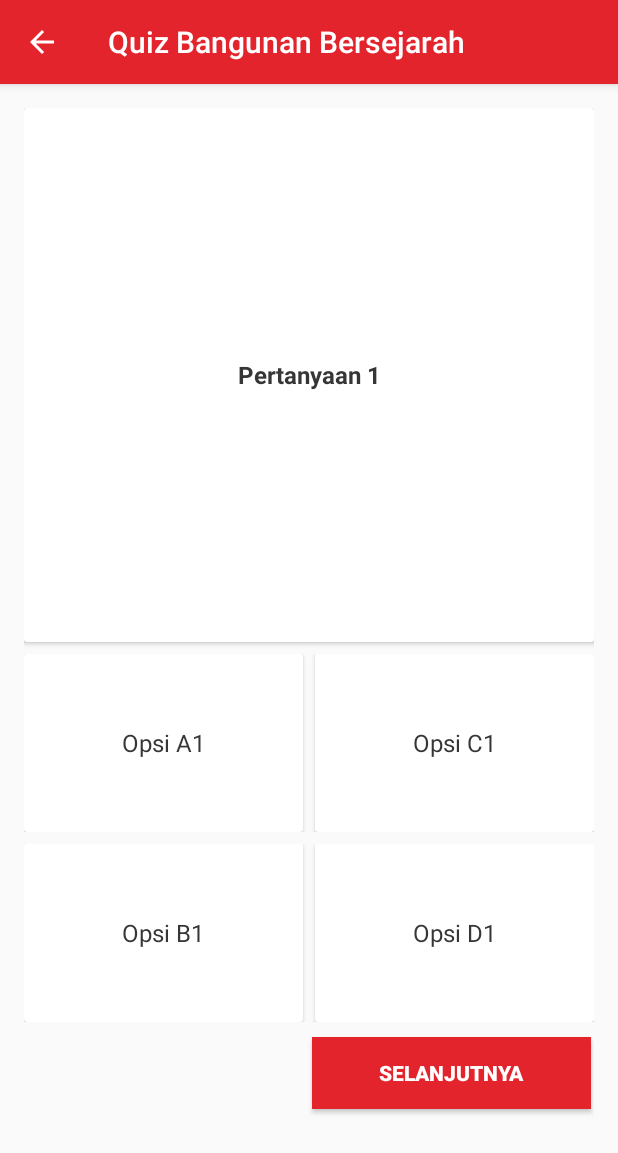
After one commit to NikkoES/bangunan-bersejarah-user, an Android app: the QuizActivity screen opened directly, with no data from a screen before it, on a phone screen of 412 x 824 dp. The commit adds this screen. Shown: the top 1153 px of the screen. Run offline under Robolectric (Android 15) with nearby library versions, the phone set to English and light mode, and no system bars; our stand-ins replace ButterKnife.

Commit message:
tambah fitur quis

```diff
--- a/app/src/main/AndroidManifest.xml
+++ b/app/src/main/AndroidManifest.xml
@@ -4,8 +4,8 @@
 
     <uses-permission android:name="android.permission.INTERNET" />
     <uses-permission android:name="android.permission.ACCESS_NETWORK_STATE" />
-    <uses-permission android:name="android.permission.READ_EXTERNAL_STORAGE"/>
-    <uses-permission android:name="android.permission.WRITE_EXTERNAL_STORAGE"/>
+    <uses-permission android:name="android.permission.READ_EXTERNAL_STORAGE" />
+    <uses-permission android:name="android.permission.WRITE_EXTERNAL_STORAGE" />
 
     <application
         android:allowBackup="true"
@@ -23,6 +23,8 @@
         </activity>
         <activity android:name=".activity.MainActivity" />
         <activity android:name=".activity.DetailBangunanActivity" />
+        <activity android:name=".activity.QuizActivity"
+            android:theme="@style/AppTheme" />
     </application>
 
 </manifest>
--- a/app/src/main/java/com/bangunanbersejarah/masyarakat/bangunanbersejarah/activity/MainActivity.java
+++ b/app/src/main/java/com/bangunanbersejarah/masyarakat/bangunanbersejarah/activity/MainActivity.java
@@ -103,6 +103,9 @@ public class MainActivity extends AppCompatActivity implements NavigationView.On
             case R.id.nav_prov_yogyakarta:
                 fragment = new YogyakartaFragment();
                 break;
+            case R.id.nav_quiz:
+                startActivity(new Intent(getApplicationContext(), QuizActivity.class));
+                break;
             case R.id.nav_tentang:
                 fragment = new TentangFragment();
                 break;
--- /dev/null
+++ b/app/src/main/java/com/bangunanbersejarah/masyarakat/bangunanbersejarah/activity/QuizActivity.java
@@ -0,0 +1,254 @@
+package com.bangunanbersejarah.masyarakat.bangunanbersejarah.activity;
+
+import android.app.AlertDialog;
+import android.content.Context;
+import android.content.DialogInterface;
+import android.support.v7.app.AppCompatActivity;
+import android.os.Bundle;
+import android.view.MenuItem;
+import android.view.View;
+import android.widget.Button;
+import android.widget.TextView;
+import android.widget.Toast;
+
+import com.bangunanbersejarah.masyarakat.bangunanbersejarah.R;
+import com.bangunanbersejarah.masyarakat.bangunanbersejarah.model.SoalQuiz;
+
+import java.util.ArrayList;
+import java.util.List;
+
+import butterknife.BindView;
+import butterknife.ButterKnife;
+import butterknife.OnClick;
+
+public class QuizActivity extends AppCompatActivity {
+
+    @BindView(R.id.txt_question)
+    TextView txtQuestion;
+    @BindView(R.id.txt_answer_one)
+    TextView txtAnswerOne;
+    @BindView(R.id.txt_answer_two)
+    TextView txtAnswerTwo;
+    @BindView(R.id.txt_answer_three)
+    TextView txtAnswerThree;
+    @BindView(R.id.txt_answer_four)
+    TextView txtAnswerFour;
+
+    @BindView(R.id.btn_next)
+    Button btnNext;
+    @BindView(R.id.btn_back)
+    Button btnBack;
+
+    int question = 0, point = 0;
+
+    List<SoalQuiz> listSoal = new ArrayList<>();
+    List<String> listJawaban = new ArrayList<>();
+
+    @Override
+    protected void onCreate(Bundle savedInstanceState) {
+        super.onCreate(savedInstanceState);
+        setContentView(R.layout.activity_quiz);
+
+        getSupportActionBar().setDisplayHomeAsUpEnabled(true);
+        getSupportActionBar().setTitle("Quiz Bangunan Bersejarah");
+
+        ButterKnife.bind(this);
+
+        initSoal();
+
+        setQuestion(question);
+    }
+
+    public void setAnswer(String answer){
+        switch (answer){
+            case "A" : {
+                txtAnswerOne.setTextColor(getResources().getColor(R.color.colorPrimary));
+                break;
+            }
+            case "B" : {
+                txtAnswerTwo.setTextColor(getResources().getColor(R.color.colorPrimary));
+                break;
+            }
+            case "C" : {
+                txtAnswerThree.setTextColor(getResources().getColor(R.color.colorPrimary));
+                break;
+            }
+            case "D" : {
+                txtAnswerFour.setTextColor(getResources().getColor(R.color.colorPrimary));
+                break;
+            }
+            case "-" : {
+                txtAnswerOne.setTextColor(getResources().getColor(R.color.colorAccent));
+                txtAnswerTwo.setTextColor(getResources().getColor(R.color.colorAccent));
+                txtAnswerThree.setTextColor(getResources().getColor(R.color.colorAccent));
+                txtAnswerFour.setTextColor(getResources().getColor(R.color.colorAccent));
+            }
+        }
+    }
+
+    public void setQuestion(int question){
+        if(question<10){
+            SoalQuiz soal = listSoal.get(question);
+            txtQuestion.setText(soal.getQuestion());
+            txtAnswerOne.setText(soal.getAnswerOne());
+            txtAnswerTwo.setText(soal.getAnswerTwo());
+            txtAnswerThree.setText(soal.getAnswerThree());
+            txtAnswerFour.setText(soal.getAnswerFour());
+        }
+
+        switch (question){
+            case 0 : {
+                btnBack.setVisibility(View.INVISIBLE);
+                btnNext.setVisibility(View.VISIBLE);
+                break;
+            }
+            case 1 : {
+                btnBack.setVisibility(View.VISIBLE);
+                btnNext.setVisibility(View.VISIBLE);
+                break;
+            }
+            case 2 : {
+                btnBack.setVisibility(View.VISIBLE);
+                btnNext.setVisibility(View.VISIBLE);
+                break;
+            }
+            case 3 : {
+                btnBack.setVisibility(View.VISIBLE);
+                btnNext.setVisibility(View.VISIBLE);
+                break;
+            }
+            case 4 : {
+                btnBack.setVisibility(View.VISIBLE);
+                btnNext.setVisibility(View.VISIBLE);
+                break;
+            }
+            case 5 : {
+                btnBack.setVisibility(View.VISIBLE);
+                btnNext.setVisibility(View.VISIBLE);
+                break;
+            }
+            case 6 : {
+                btnBack.setVisibility(View.VISIBLE);
+                btnNext.setVisibility(View.VISIBLE);
+                break;
+            }
+            case 7 : {
+                btnBack.setVisibility(View.VISIBLE);
+                btnNext.setVisibility(View.VISIBLE);
+                break;
+            }
+            case 8 : {
+                btnBack.setVisibility(View.VISIBLE);
+                btnNext.setVisibility(View.VISIBLE);
+                break;
+            }
+            case 9 : {
+                btnBack.setVisibility(View.VISIBLE);
+                btnNext.setVisibility(View.INVISIBLE);
+                break;
+            }
+            case 10 : {
+                for(int i=0; i<10; i++){
+                    if(listSoal.get(i).getCorrectAnswer().equalsIgnoreCase(listJawaban.get(i))){
+                        point++;
+                    }
+                }
+                new AlertDialog.Builder(this)
+                        .setTitle("Total Nilai : ")
+                        .setMessage(""+point)
+                        .setCancelable(false)
+                        .setPositiveButton("Kembali", new DialogInterface.OnClickListener() {
+                            @Override
+                            public void onClick(DialogInterface dialog, int which) {
+                                finish();
+                            }
+                        })
+                        .show();
+                break;
+            }
+        }
+    }
+
+    @OnClick(R.id.txt_answer_one)
+    public void answerOne(){
+        if(question<10){
+            listJawaban.set(question, "A");
+            question++;
+            setQuestion(question);
+        }
+    }
+
+    @OnClick(R.id.txt_answer_two)
+    public void answerTwo(){
+        if(question<10){
+            listJawaban.set(question, "B");
+            question++;
+            setQuestion(question);
+        }
+    }
+
+    @OnClick(R.id.txt_answer_three)
+    public void answerThree(){
+        if(question<10){
+            listJawaban.set(question, "C");
+            question++;
+            setQuestion(question);
+        }
+    }
+
+    @OnClick(R.id.txt_answer_four)
+    public void answerFour(){
+        if(question<10){
+            listJawaban.set(question, "D");
+            question++;
+            setQuestion(question);
+        }
+    }
+
+    public void initSoal(){
+        listSoal.add(new SoalQuiz("Pertanyaan 1", "Opsi A1", "Opsi B1", "Opsi C1", "Opsi D1", "A"));
+        listSoal.add(new SoalQuiz("Pertanyaan 2", "Opsi A2", "Opsi B2", "Opsi C2", "Opsi D2", "B"));
+        listSoal.add(new SoalQuiz("Pertanyaan 3", "Opsi A3", "Opsi B3", "Opsi C3", "Opsi D3", "C"));
+        listSoal.add(new SoalQuiz("Pertanyaan 4", "Opsi A4", "Opsi B4", "Opsi C4", "Opsi D4", "D"));
+        listSoal.add(new SoalQuiz("Pertanyaan 5", "Opsi A5", "Opsi B5", "Opsi C5", "Opsi D5", "A"));
+        listSoal.add(new SoalQuiz("Pertanyaan 6", "Opsi A6", "Opsi B6", "Opsi C6", "Opsi D6", "B"));
+        listSoal.add(new SoalQuiz("Pertanyaan 7", "Opsi A7", "Opsi B7", "Opsi C7", "Opsi D7", "C"));
+        listSoal.add(new SoalQuiz("Pertanyaan 8", "Opsi A8", "Opsi B8", "Opsi C8", "Opsi D8", "D"));
+        listSoal.add(new SoalQuiz("Pertanyaan 9", "Opsi A9", "Opsi B9", "Opsi C9", "Opsi D9", "A"));
+        listSoal.add(new SoalQuiz("Pertanyaan 10", "Opsi A10", "Opsi B10", "Opsi C10", "Opsi D10", "B"));
+
+        for(int i=0;i<10;i++){
+            listJawaban.add("-");
+        }
+    }
+
+    @OnClick(R.id.btn_next)
+    public void nextQuestion(){
+        question++;
+        setQuestion(question);
+    }
+
+    @OnClick(R.id.btn_back)
+    public void backQuestion(){
+        question--;
+        setQuestion(question);
+    }
+
+    @Override
+    public void onBackPressed() {
+        super.onBackPressed();
+        overridePendingTransition(android.R.anim.slide_in_left, android.R.anim.slide_out_right);
+    }
+
+    @Override
+    public boolean onOptionsItemSelected(MenuItem item) {
+        switch (item.getItemId()){
+            case android.R.id.home : {
+                finish();
+                overridePendingTransition(android.R.anim.slide_in_left, android.R.anim.slide_out_right);
+                break;
+            }
+        }
+        return super.onOptionsItemSelected(item);
+    }
+}
--- /dev/null
+++ b/app/src/main/java/com/bangunanbersejarah/masyarakat/bangunanbersejarah/model/SoalQuiz.java
@@ -0,0 +1,44 @@
+package com.bangunanbersejarah.masyarakat.bangunanbersejarah.model;
+
+public class SoalQuiz {
+
+    String question;
+    String answerOne;
+    String answerTwo;
+    String answerThree;
+    String answerFour;
+    String correctAnswer;
+
+    public SoalQuiz(String question, String answerOne, String answerTwo, String answerThree, String answerFour, String correctAnswer) {
+        this.question = question;
+        this.answerOne = answerOne;
+        this.answerTwo = answerTwo;
+        this.answerThree = answerThree;
+        this.answerFour = answerFour;
+        this.correctAnswer = correctAnswer;
+    }
+
+    public String getQuestion() {
+        return question;
+    }
+
+    public String getAnswerOne() {
+        return answerOne;
+    }
+
+    public String getAnswerTwo() {
+        return answerTwo;
+    }
+
+    public String getAnswerThree() {
+        return answerThree;
+    }
+
+    public String getAnswerFour() {
+        return answerFour;
+    }
+
+    public String getCorrectAnswer() {
+        return correctAnswer;
+    }
+}
--- /dev/null
+++ b/app/src/main/res/layout/activity_quiz.xml
@@ -0,0 +1,159 @@
+<?xml version="1.0" encoding="utf-8"?>
+<LinearLayout xmlns:android="http://schemas.android.com/apk/res/android"
+    xmlns:app="http://schemas.android.com/apk/res-auto"
+    xmlns:tools="http://schemas.android.com/tools"
+    android:layout_width="match_parent"
+    android:layout_height="match_parent"
+    android:orientation="vertical"
+    android:padding="16dp">
+
+    <ScrollView
+        android:layout_width="match_parent"
+        android:layout_height="match_parent"
+        android:fillViewport="true"
+        android:scrollbars="none">
+
+        <LinearLayout
+            android:layout_width="match_parent"
+            android:layout_height="match_parent"
+            android:orientation="vertical">
+
+            <android.support.v7.widget.CardView
+                android:layout_width="match_parent"
+                android:layout_height="0dp"
+                android:layout_weight="3">
+
+                <TextView
+                    android:id="@+id/txt_question"
+                    android:layout_width="match_parent"
+                    android:layout_height="match_parent"
+                    android:gravity="center"
+                    android:text="Quesiton"
+                    android:textSize="16sp"
+                    android:textStyle="bold"
+                    android:textColor="@color/colorAccent"/>
+
+            </android.support.v7.widget.CardView>
+
+            <LinearLayout
+                android:layout_width="match_parent"
+                android:layout_height="0dp"
+                android:layout_weight="1"
+                android:layout_marginTop="8dp"
+                android:orientation="horizontal">
+
+                <android.support.v7.widget.CardView
+                    android:layout_width="0dp"
+                    android:layout_height="match_parent"
+                    android:layout_marginRight="4dp"
+                    android:layout_weight="1">
+
+                    <TextView
+                        android:id="@+id/txt_answer_one"
+                        android:layout_width="match_parent"
+                        android:layout_height="match_parent"
+                        android:gravity="center"
+                        android:text="Opsi A"
+                        android:textSize="16sp"
+                        android:textColor="@color/colorAccent"/>
+
+                </android.support.v7.widget.CardView>
+
+                <android.support.v7.widget.CardView
+                    android:layout_width="0dp"
+                    android:layout_height="match_parent"
+                    android:layout_marginLeft="4dp"
+                    android:layout_weight="1">
+
+                    <TextView
+                        android:id="@+id/txt_answer_three"
+                        android:layout_width="match_parent"
+                        android:layout_height="match_parent"
+                        android:gravity="center"
+                        android:text="Opsi C"
+                        android:textSize="16sp"
+                        android:textColor="@color/colorAccent"/>
+
+                </android.support.v7.widget.CardView>
+
+            </LinearLayout>
+
+            <LinearLayout
+                android:layout_width="match_parent"
+                android:layout_height="0dp"
+                android:layout_weight="1"
+                android:layout_marginTop="8dp"
+                android:orientation="horizontal">
+
+                <android.support.v7.widget.CardView
+                    android:layout_width="0dp"
+                    android:layout_height="match_parent"
+                    android:layout_marginRight="4dp"
+                    android:layout_weight="1">
+
+                    <TextView
+                        android:id="@+id/txt_answer_two"
+                        android:layout_width="match_parent"
+                        android:layout_height="match_parent"
+                        android:gravity="center"
+                        android:text="Opsi B"
+                        android:textSize="16sp"
+                        android:textColor="@color/colorAccent"/>
+
+                </android.support.v7.widget.CardView>
+
+                <android.support.v7.widget.CardView
+                    android:layout_width="0dp"
+                    android:layout_height="match_parent"
+                    android:layout_marginLeft="4dp"
+                    android:layout_weight="1">
+
+                    <TextView
+                        android:id="@+id/txt_answer_four"
+                        android:layout_width="match_parent"
+                        android:layout_height="match_parent"
+                        android:gravity="center"
+                        android:text="Opsi D"
+                        android:textSize="16sp"
+                        android:textColor="@color/colorAccent"/>
+
+                </android.support.v7.widget.CardView>
+
+            </LinearLayout>
+
+            <LinearLayout
+                android:layout_width="match_parent"
+                android:layout_height="0dp"
+                android:layout_weight="1"
+                android:layout_marginTop="8dp"
+                android:orientation="horizontal">
+
+                <Button
+                    android:id="@+id/btn_back"
+                    android:layout_width="0dp"
+                    android:layout_height="wrap_content"
+                    android:layout_weight="1"
+                    android:layout_margin="2dp"
+                    android:background="@color/colorPrimary"
+                    android:textColor="@color/colorWhite"
+                    android:text="Kembali"
+                    android:textStyle="bold"/>
+
+                <Button
+                    android:id="@+id/btn_next"
+                    android:layout_width="0dp"
+                    android:layout_height="wrap_content"
+                    android:layout_weight="1"
+                    android:layout_margin="2dp"
+                    android:background="@color/colorPrimary"
+                    android:textColor="@color/colorWhite"
+                    android:text="Selanjutnya"
+                    android:textStyle="bold"/>
+
+            </LinearLayout>
+
+        </LinearLayout>
+
+    </ScrollView>
+
+</LinearLayout>
--- a/app/src/main/res/menu/activity_main_drawer.xml
+++ b/app/src/main/res/menu/activity_main_drawer.xml
@@ -38,6 +38,9 @@
         android:id="@+id/group_other"
         android:checkableBehavior="single">
         <item
+            android:id="@+id/nav_quiz"
+            android:title="@string/quiz" />
+        <item
             android:id="@+id/nav_tentang"
             android:title="@string/tentang" />
     </group>
--- a/app/src/main/res/values/strings.xml
+++ b/app/src/main/res/values/strings.xml
@@ -10,6 +10,7 @@
     <string name="prov_jawatimur">Provinsi Jawa Timur</string>
     <string name="prov_yogyakarta">Provinsi DIY Yogyakarta</string>
 
+    <string name="quiz">Quis Bangunan Bersejarah</string>
     <string name="tentang">Tentang</string>
     <string name="title_activity_main">MainActivity</string>
 
```
